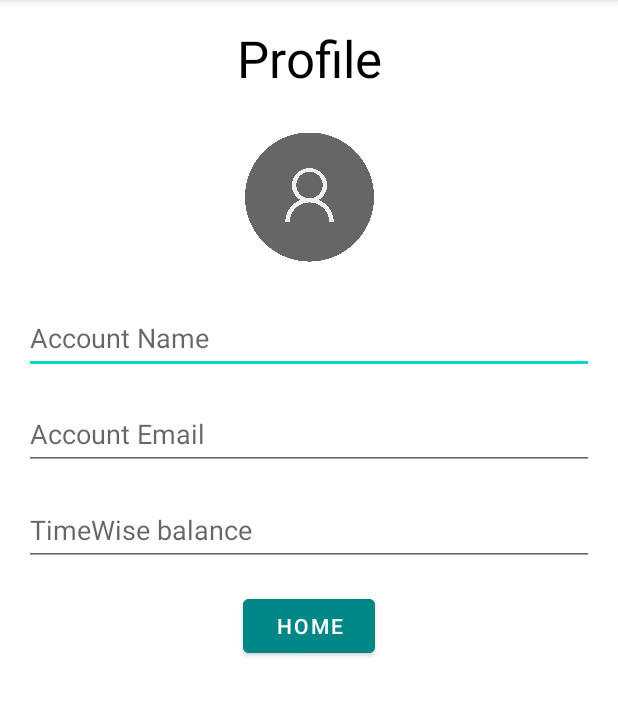
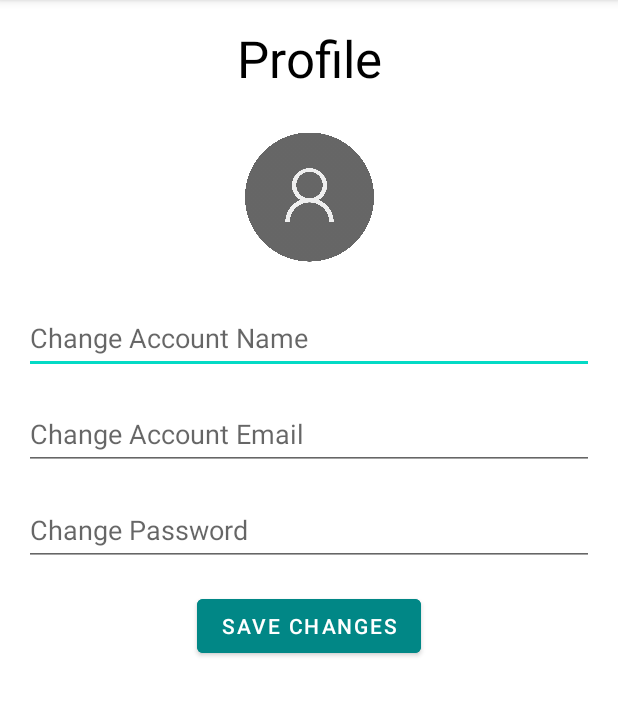
Before and after one commit to fquezado/MobilePaymentApplicationAndroidStudio, an Android app: the AccountInformationActivity screen opened directly, with no data from a screen before it, on a phone screen of 412 x 824 dp, the part 84-800 px from its top. Run offline under Robolectric (Android 15) with nearby library versions, the phone set to English and light mode, and no system bars.

Commit message:
adding ability to change username, email and password in account info and revamped the UserPreferences class to have getter and setter to streamline: register, login and account info

```diff
--- a/app/src/main/java/com/group4/mobilepaymentapplication/AccountInformationActivity.java
+++ b/app/src/main/java/com/group4/mobilepaymentapplication/AccountInformationActivity.java
@@ -1,31 +1,69 @@
 package com.group4.mobilepaymentapplication;
 
 import androidx.appcompat.app.AppCompatActivity;
-
 import android.os.Bundle;
 import android.content.Intent;
 import android.view.View;
 import android.widget.Button;
+import android.widget.EditText;
+import android.widget.Toast;
 
 public class AccountInformationActivity extends AppCompatActivity {
+
+    private EditText change_account_name, change_account_email, change_password;
+    private Button saveChangesButton;
+    private UserPreferences userPreferences;
+
     @Override
     protected void onCreate(Bundle savedInstanceState) {
-
-
-
         super.onCreate(savedInstanceState);
         setContentView(R.layout.activity_account_information);
-        Button homeButton = findViewById(R.id.home_button);
-        homeButton.setOnClickListener(new View.OnClickListener() {
+
+        change_account_name = findViewById(R.id.change_account_name);
+        change_account_email = findViewById(R.id.change_account_email);
+        change_password = findViewById(R.id.change_password);
+        userPreferences = new UserPreferences(this);
+
+        // Load existing data
+        loadExistingData();
+
+        saveChangesButton = findViewById(R.id.save_changes_button);
+
+        saveChangesButton.setOnClickListener(new View.OnClickListener() {
             @Override
             public void onClick(View v) {
-                // Create an Intent to start the MainActivity
+                String currentName = userPreferences.getUserName(); // Assuming this method exists
+                String currentEmail = userPreferences.getUserEmail(); // Assuming this method exists
+                String currentPassword = userPreferences.getUserPassword(); // Assuming this method exists
+
+                String newName = change_account_name.getText().toString();
+                String newEmail = change_account_email.getText().toString();
+                String newPassword = change_password.getText().toString();
+
+                // Update only if the field is changed
+                if (!newName.isEmpty()) {
+                    currentName = newName;
+                }
+                if (!newEmail.isEmpty()) {
+                    currentEmail = newEmail;
+                }
+                if (!newPassword.isEmpty()) {
+                    currentPassword = newPassword;
+                }
+
+                userPreferences.saveUser(currentName, currentEmail, currentPassword);
+                Toast.makeText(AccountInformationActivity.this, "Changes Saved", Toast.LENGTH_SHORT).show();
+                // Optionally navigate to another activity
                 Intent intent = new Intent(AccountInformationActivity.this, MainActivity.class);
-
-                // Start the MainActivity
                 startActivity(intent);
             }
         });
     }
 
+    private void loadExistingData() {
+        // Assuming these methods exist in userPreferences
+        change_account_name.setText(userPreferences.getUserName());
+        change_account_email.setText(userPreferences.getUserEmail());
+        change_password.setText(userPreferences.getUserPassword());
+    }
 }
--- a/app/src/main/java/com/group4/mobilepaymentapplication/MainActivity.java
+++ b/app/src/main/java/com/group4/mobilepaymentapplication/MainActivity.java
@@ -43,15 +43,13 @@ public class MainActivity extends AppCompatActivity {
         super.onCreate(savedInstanceState);
         setContentView(R.layout.activity_main);
 
-
         userPreferences = new UserPreferences(this);
 
         // Initialize your TextView
         welcomeTextView = findViewById(R.id.HompageText);
 
         // Retrieve user info
-        String[] userInfo = userPreferences.getUser();
-        String userName = userInfo[0]; // Assuming the first element is the name
+        String userName = userPreferences.getUserName();
 
         // Check if userName is not null
         if (userName != null && !userName.isEmpty()) {
@@ -59,6 +57,7 @@ public class MainActivity extends AppCompatActivity {
         } else {
             welcomeTextView.setText("Welcome!");
         }
+
 
 
         PayButtonMainPage = findViewById(R.id.PayButtonMainPage);
--- a/app/src/main/java/com/group4/mobilepaymentapplication/PayActivity.java
+++ b/app/src/main/java/com/group4/mobilepaymentapplication/PayActivity.java
@@ -28,7 +28,7 @@ public class PayActivity extends AppCompatActivity {
 
         for (CreditCard card : cards) {
             // Format as needed, e.g., "Credit Card: [Card Number]"
-            paymentOptions.add("Credit Card: " + card.getCardNumber());
+            paymentOptions.add("Credit/Debit Card: " + card.getCardNumber());
         }
 
         for (BankAccount account : bankAccounts) {
--- a/app/src/main/java/com/group4/mobilepaymentapplication/RegisterActivity.java
+++ b/app/src/main/java/com/group4/mobilepaymentapplication/RegisterActivity.java
@@ -11,7 +11,7 @@ import android.widget.Toast;
 
 public class RegisterActivity extends AppCompatActivity {
 
-    private EditText nameEditText, emailEditText, passwordEditText, phoneEditText;
+    private EditText nameEditText, emailEditText, passwordEditText;
     private Button registerButton;
     private UserPreferences userPreferences;
 
--- a/app/src/main/java/com/group4/mobilepaymentapplication/UserPreferences.java
+++ b/app/src/main/java/com/group4/mobilepaymentapplication/UserPreferences.java
@@ -10,7 +10,6 @@ public class UserPreferences {
         sharedPreferences = context.getSharedPreferences("UserPrefs", Context.MODE_PRIVATE);
     }
 
-    // Modified to include the phone number
     public void saveUser(String name, String email, String password) {
         SharedPreferences.Editor editor = sharedPreferences.edit();
         editor.putString("NAME", name);
@@ -19,11 +18,15 @@ public class UserPreferences {
         editor.apply();
     }
 
-    // Modified to include the phone number
-    public String[] getUser() {
-        String name = sharedPreferences.getString("NAME", null);
-        String email = sharedPreferences.getString("EMAIL", null);
-        String password = sharedPreferences.getString("PASSWORD", null);
-        return new String[]{name, email, password};
+    public String getUserName() {
+        return sharedPreferences.getString("NAME", ""); // Default to empty string if not found
+    }
+
+    public String getUserEmail() {
+        return sharedPreferences.getString("EMAIL", ""); // Default to empty string if not found
+    }
+
+    public String getUserPassword() {
+        return sharedPreferences.getString("PASSWORD", ""); // Default to empty string if not found
     }
 }
--- a/app/src/main/res/layout/activity_account_information.xml
+++ b/app/src/main/res/layout/activity_account_information.xml
@@ -30,56 +30,56 @@
         app:srcCompat="@drawable/profile_pic1" />
 
     <EditText
-        android:id="@+id/editTextTextPersonName"
+        android:id="@+id/change_account_name"
         android:layout_width="0dp"
         android:layout_height="48dp"
+        android:layout_marginStart="16dp"
         android:layout_marginTop="16dp"
-        android:layout_marginStart="16dp"
         android:layout_marginEnd="16dp"
         android:ems="10"
-        android:hint="Account Name"
+        android:hint="Change Account Name"
         android:inputType="textPersonName"
-        app:layout_constraintTop_toBottomOf="@+id/profile_pic"
+        app:layout_constraintEnd_toEndOf="parent"
         app:layout_constraintStart_toStartOf="parent"
-        app:layout_constraintEnd_toEndOf="parent" />
+        app:layout_constraintTop_toBottomOf="@+id/profile_pic" />
 
     <EditText
-        android:id="@+id/account_email"
+        android:id="@+id/change_account_email"
         android:layout_width="0dp"
         android:layout_height="48dp"
+        android:layout_marginStart="16dp"
         android:layout_marginTop="16dp"
-        android:layout_marginStart="16dp"
         android:layout_marginEnd="16dp"
         android:ems="10"
-        android:hint="Account Email"
+        android:hint="Change Account Email"
         android:inputType="textEmailAddress"
-        app:layout_constraintTop_toBottomOf="@+id/editTextTextPersonName"
+        app:layout_constraintEnd_toEndOf="parent"
         app:layout_constraintStart_toStartOf="parent"
-        app:layout_constraintEnd_toEndOf="parent" />
+        app:layout_constraintTop_toBottomOf="@+id/change_account_name" />
 
     <EditText
-        android:id="@+id/total_balance"
+        android:id="@+id/change_password"
         android:layout_width="0dp"
         android:layout_height="48dp"
+        android:layout_marginStart="16dp"
         android:layout_marginTop="16dp"
-        android:layout_marginStart="16dp"
         android:layout_marginEnd="16dp"
         android:ems="10"
-        android:hint="TimeWise balance"
-        android:inputType="numberDecimal"
-        app:layout_constraintTop_toBottomOf="@+id/account_email"
+        android:hint="Change Password"
+        android:inputType="textPassword"
+        app:layout_constraintEnd_toEndOf="parent"
         app:layout_constraintStart_toStartOf="parent"
-        app:layout_constraintEnd_toEndOf="parent" />
+        app:layout_constraintTop_toBottomOf="@+id/change_account_email" />
 
     <Button
-        android:id="@+id/home_button"
+        android:id="@+id/save_changes_button"
         android:layout_width="wrap_content"
         android:layout_height="wrap_content"
+        android:layout_marginTop="16dp"
         android:backgroundTint="@color/teal_700"
-        android:text="Home"
-        app:layout_constraintTop_toBottomOf="@+id/total_balance"
+        android:text="Save Changes"
+        app:layout_constraintEnd_toEndOf="parent"
         app:layout_constraintStart_toStartOf="parent"
-        app:layout_constraintEnd_toEndOf="parent"
-        android:layout_marginTop="16dp" />
+        app:layout_constraintTop_toBottomOf="@+id/change_password" />
 
 </androidx.constraintlayout.widget.ConstraintLayout>
--- a/app/src/main/res/layout/activity_request.xml
+++ b/app/src/main/res/layout/activity_request.xml
@@ -5,7 +5,6 @@
     android:layout_width="match_parent"
     android:layout_height="match_parent"
     tools:context=".RequestActivity">
-    <?xml version="1.0" encoding="utf-8"?>
 
     <ScrollView
             android:layout_width="match_parent"
@@ -40,7 +39,7 @@
                     android:textSize="18sp" />
 
                 <Spinner
-                    android:id="@+id/payment_method_spinner"
+                    android:id="@+id/request_method_spinner"
                     android:layout_width="match_parent"
                     android:layout_height="wrap_content"/>
 
```
Also changed, not shown: app/src/main/java/com/group4/mobilepaymentapplication/LoginActivity.java (+6 -15 lines), app/src/main/java/com/group4/mobilepaymentapplication/RequestActivity.java (+33 -2 lines), app/src/main/res/layout/activity_onboarding.xml (deleted, +0 -82 lines).
